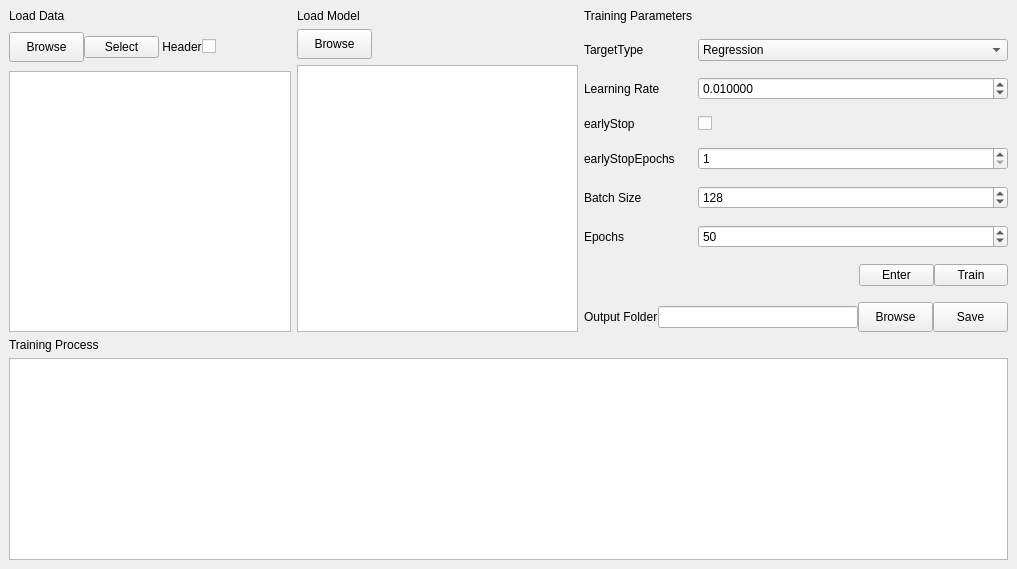
Old version of the form QSAR-UI/mainwindow1.ui in the repository sheMnapion/AI-QSAR.
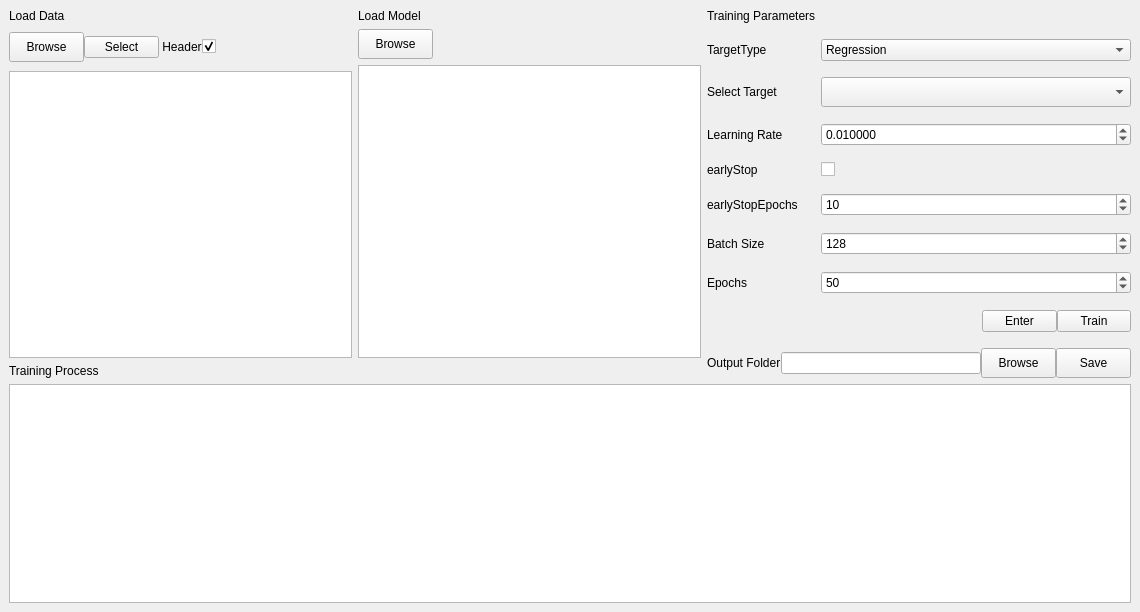
New version of the form.

The edit to the form file:
```diff
--- a/QSAR-UI/mainwindow1.ui
+++ b/QSAR-UI/mainwindow1.ui
@@ -6,8 +6,8 @@
    <rect>
     <x>0</x>
     <y>0</y>
-    <width>1017</width>
-    <height>569</height>
+    <width>1140</width>
+    <height>612</height>
    </rect>
   </property>
   <property name="sizePolicy">
@@ -121,6 +121,9 @@
           <property name="text">
            <string/>
           </property>
+          <property name="checked">
+           <bool>true</bool>
+          </property>
          </widget>
         </item>
        </layout>
@@ -192,7 +195,7 @@
       </item>
      </layout>
     </item>
-    <item row="0" column="2">
+    <item row="0" column="2" rowspan="2">
      <layout class="QFormLayout" name="formLayout">
       <property name="fieldGrowthPolicy">
        <enum>QFormLayout::ExpandingFieldsGrow</enum>
@@ -216,14 +219,88 @@
         </property>
        </widget>
       </item>
+      <item row="1" column="0">
+       <widget class="QLabel" name="targetTypeLabel">
+        <property name="text">
+         <string>TargetType</string>
+        </property>
+       </widget>
+      </item>
+      <item row="1" column="1">
+       <widget class="QComboBox" name="targetTypeComboBox">
+        <property name="sizePolicy">
+         <sizepolicy hsizetype="Expanding" vsizetype="Fixed">
+          <horstretch>0</horstretch>
+          <verstretch>0</verstretch>
+         </sizepolicy>
+        </property>
+        <item>
+         <property name="text">
+          <string>Regression</string>
+         </property>
+        </item>
+        <item>
+         <property name="text">
+          <string>Classification</string>
+         </property>
+        </item>
+       </widget>
+      </item>
       <item row="2" column="0">
+       <widget class="QLabel" name="label_2">
+        <property name="sizePolicy">
+         <sizepolicy hsizetype="Fixed" vsizetype="Fixed">
+          <horstretch>0</horstretch>
+          <verstretch>0</verstretch>
+         </sizepolicy>
+        </property>
+        <property name="minimumSize">
+         <size>
+          <width>80</width>
+          <height>25</height>
+         </size>
+        </property>
+        <property name="maximumSize">
+         <size>
+          <width>80</width>
+          <height>30</height>
+         </size>
+        </property>
+        <property name="text">
+         <string>Select Target</string>
+        </property>
+       </widget>
+      </item>
+      <item row="2" column="1">
+       <widget class="QComboBox" name="columnSelectComboBox">
+        <property name="sizePolicy">
+         <sizepolicy hsizetype="Expanding" vsizetype="Fixed">
+          <horstretch>0</horstretch>
+          <verstretch>0</verstretch>
+         </sizepolicy>
+        </property>
+        <property name="minimumSize">
+         <size>
+          <width>200</width>
+          <height>30</height>
+         </size>
+        </property>
+        <property name="maximumSize">
+         <size>
+          <width>16777215</width>
+          <height>30</height>
+         </size>
+        </property>
+       </widget>
+      </item>
+      <item row="3" column="0">
        <widget class="QLabel" name="learningRateLabel">
         <property name="text">
          <string>Learning Rate</string>
         </property>
        </widget>
       </item>
-      <item row="2" column="1">
+      <item row="3" column="1">
        <widget class="QDoubleSpinBox" name="learningRateDoubleSpinBox">
         <property name="sizePolicy">
          <sizepolicy hsizetype="Expanding" vsizetype="Fixed">
@@ -254,14 +331,14 @@
         </property>
        </widget>
       </item>
-      <item row="3" column="0">
+      <item row="4" column="0">
        <widget class="QLabel" name="earlyStopLabel">
         <property name="text">
          <string>earlyStop</string>
         </property>
        </widget>
       </item>
-      <item row="3" column="1">
+      <item row="4" column="1">
        <widget class="QCheckBox" name="earlyStopCheckBox">
         <property name="sizePolicy">
          <sizepolicy hsizetype="Expanding" vsizetype="Fixed">
@@ -271,14 +348,14 @@
         </property>
        </widget>
       </item>
-      <item row="4" column="0">
+      <item row="5" column="0">
        <widget class="QLabel" name="earlyStopEpochsLabel">
         <property name="text">
          <string>earlyStopEpochs</string>
         </property>
        </widget>
       </item>
-      <item row="4" column="1">
+      <item row="5" column="1">
        <widget class="QSpinBox" name="earlyStopEpochsSpinBox">
         <property name="sizePolicy">
          <sizepolicy hsizetype="Expanding" vsizetype="Fixed">
@@ -292,16 +369,19 @@
         <property name="maximum">
          <number>500</number>
         </property>
+        <property name="value">
+         <number>10</number>
+        </property>
        </widget>
       </item>
-      <item row="5" column="0">
+      <item row="6" column="0">
        <widget class="QLabel" name="batchSizeLabel">
         <property name="text">
          <string>Batch Size</string>
         </property>
        </widget>
       </item>
-      <item row="5" column="1">
+      <item row="6" column="1">
        <widget class="QSpinBox" name="batchSizeSpinBox">
         <property name="sizePolicy">
          <sizepolicy hsizetype="Expanding" vsizetype="Fixed">
@@ -320,14 +400,14 @@
         </property>
        </widget>
       </item>
-      <item row="6" column="0">
+      <item row="7" column="0">
        <widget class="QLabel" name="epochsLabel">
         <property name="text">
          <string>Epochs</string>
         </property>
        </widget>
       </item>
-      <item row="6" column="1">
+      <item row="7" column="1">
        <widget class="QSpinBox" name="epochsSpinBox">
         <property name="sizePolicy">
          <sizepolicy hsizetype="Expanding" vsizetype="Fixed">
@@ -347,83 +427,6 @@
        </widget>
       </item>
       <item row="8" column="0" colspan="2">
-       <layout class="QHBoxLayout" name="horizontalLayout_5">
-        <item>
-         <widget class="QLabel" name="outputLabel">
-          <property name="text">
-           <string>Output Folder</string>
-          </property>
-         </widget>
-        </item>
-        <item>
-         <widget class="QLineEdit" name="outputLineEdit">
-          <property name="minimumSize">
-           <size>
-            <width>200</width>
-            <height>0</height>
-           </size>
-          </property>
-          <property name="maximumSize">
-           <size>
-            <width>200</width>
-            <height>16777215</height>
-           </size>
-          </property>
-         </widget>
-        </item>
-        <item>
-         <widget class="QPushButton" name="outputBrowseBtn">
-          <property name="sizePolicy">
-           <sizepolicy hsizetype="Fixed" vsizetype="Fixed">
-            <horstretch>0</horstretch>
-            <verstretch>0</verstretch>
-           </sizepolicy>
-          </property>
-          <property name="minimumSize">
-           <size>
-            <width>75</width>
-            <height>30</height>
-           </size>
-          </property>
-          <property name="maximumSize">
-           <size>
-            <width>75</width>
-            <height>30</height>
-           </size>
-          </property>
-          <property name="text">
-           <string>Browse</string>
-          </property>
-         </widget>
-        </item>
-        <item>
-         <widget class="QPushButton" name="outputSaveBtn">
-          <property name="sizePolicy">
-           <sizepolicy hsizetype="Fixed" vsizetype="Fixed">
-            <horstretch>0</horstretch>
-            <verstretch>0</verstretch>
-           </sizepolicy>
-          </property>
-          <property name="minimumSize">
-           <size>
-            <width>75</width>
-            <height>30</height>
-           </size>
-          </property>
-          <property name="maximumSize">
-           <size>
-            <width>75</width>
-            <height>30</height>
-           </size>
-          </property>
-          <property name="text">
-           <string>Save</string>
-          </property>
-         </widget>
-        </item>
-       </layout>
-      </item>
-      <item row="7" column="0" colspan="2">
        <layout class="QHBoxLayout" name="horizontalLayout_3">
         <item>
          <spacer name="horizontalSpacer">
@@ -432,7 +435,7 @@
           </property>
           <property name="sizeHint" stdset="0">
            <size>
-            <width>40</width>
+            <width>20</width>
             <height>20</height>
            </size>
           </property>
@@ -481,32 +484,82 @@
         </item>
        </layout>
       </item>
-      <item row="1" column="0">
-       <widget class="QLabel" name="targetTypeLabel">
-        <property name="text">
-         <string>TargetType</string>
-        </property>
-       </widget>
-      </item>
-      <item row="1" column="1">
-       <widget class="QComboBox" name="targetTypeComboBox">
-        <property name="sizePolicy">
-         <sizepolicy hsizetype="Expanding" vsizetype="Fixed">
-          <horstretch>0</horstretch>
-          <verstretch>0</verstretch>
-         </sizepolicy>
-        </property>
+      <item row="9" column="0" colspan="2">
+       <layout class="QHBoxLayout" name="horizontalLayout_5">
         <item>
-         <property name="text">
-          <string>Regression</string>
-         </property>
+         <widget class="QLabel" name="outputLabel">
+          <property name="text">
+           <string>Output Folder</string>
+          </property>
+         </widget>
         </item>
         <item>
-         <property name="text">
-          <string>Classification</string>
-         </property>
+         <widget class="QLineEdit" name="outputLineEdit">
+          <property name="minimumSize">
+           <size>
+            <width>200</width>
+            <height>0</height>
+           </size>
+          </property>
+          <property name="maximumSize">
+           <size>
+            <width>200</width>
+            <height>16777215</height>
+           </size>
+          </property>
+         </widget>
         </item>
-       </widget>
+        <item>
+         <widget class="QPushButton" name="outputBrowseBtn">
+          <property name="sizePolicy">
+           <sizepolicy hsizetype="Fixed" vsizetype="Fixed">
+            <horstretch>0</horstretch>
+            <verstretch>0</verstretch>
+           </sizepolicy>
+          </property>
+          <property name="minimumSize">
+           <size>
+            <width>75</width>
+            <height>30</height>
+           </size>
+          </property>
+          <property name="maximumSize">
+           <size>
+            <width>75</width>
+            <height>30</height>
+           </size>
+          </property>
+          <property name="text">
+           <string>Browse</string>
+          </property>
+         </widget>
+        </item>
+        <item>
+         <widget class="QPushButton" name="outputSaveBtn">
+          <property name="sizePolicy">
+           <sizepolicy hsizetype="Fixed" vsizetype="Fixed">
+            <horstretch>0</horstretch>
+            <verstretch>0</verstretch>
+           </sizepolicy>
+          </property>
+          <property name="minimumSize">
+           <size>
+            <width>75</width>
+            <height>30</height>
+           </size>
+          </property>
+          <property name="maximumSize">
+           <size>
+            <width>75</width>
+            <height>30</height>
+           </size>
+          </property>
+          <property name="text">
+           <string>Save</string>
+          </property>
+         </widget>
+        </item>
+       </layout>
       </item>
      </layout>
     </item>
```
Left out of the diff: 48 changed lines with no effect on the pictures.
